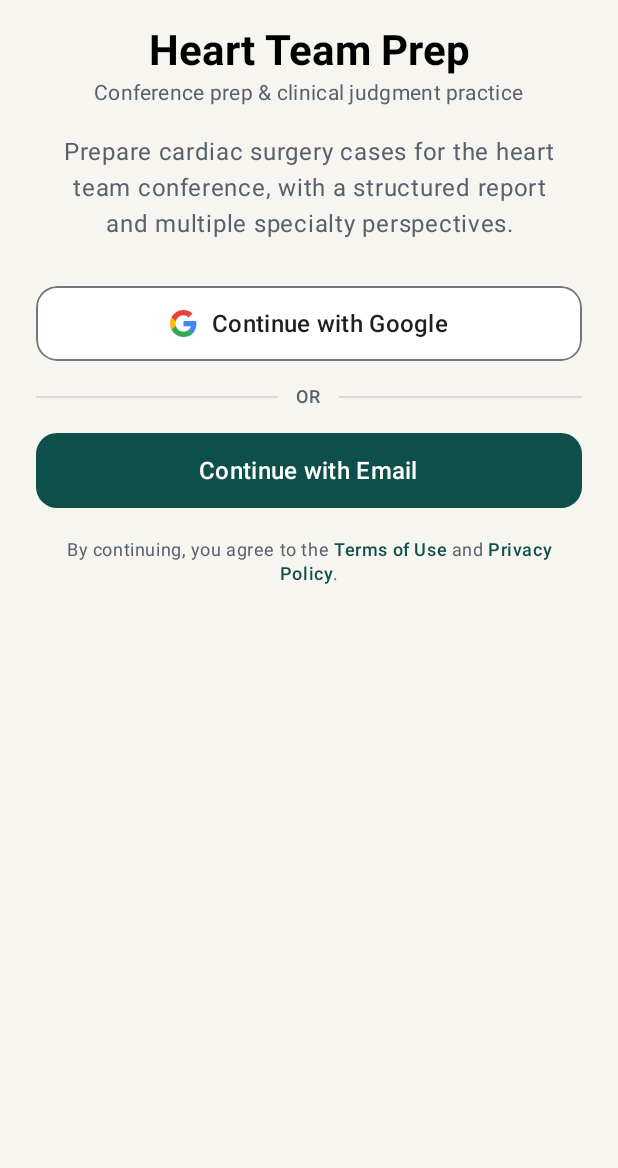
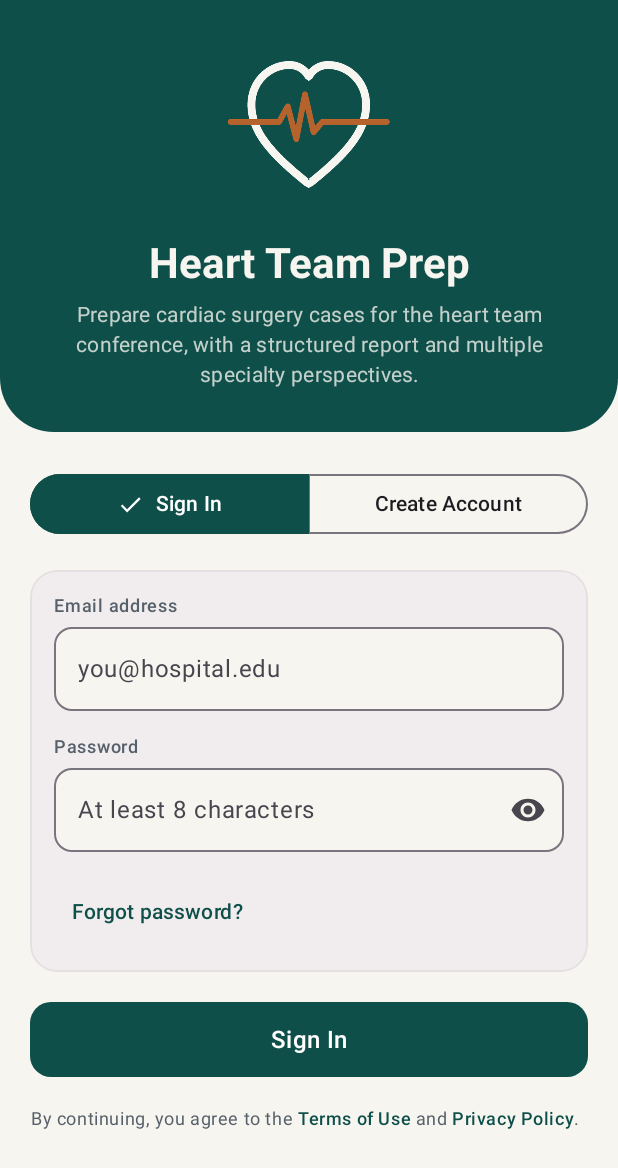
Before and after one commit to ebender001/CardiacSurgeryCopilot, an Android app built with Jetpack Compose: the @Preview function WelcomeScreenPreview, on a phone screen of 412 x 824 dp. Shown: the top 1168 px of the screen. Run offline under Robolectric (Android 15) with nearby library versions, the phone set to English and light mode, and no system bars; libraries missing offline, so code that uses them is left out: com.parse.

Commit message:
Remove Google sign-in and merge email auth into the Welcome screen
Android now supports email/password only. Drops the Credential Manager
dependencies, GoogleSignInService, the Google button/logo, and the
signInMethod field. WelcomeScreen now shows a teal hero (heart-pulse art
cropped from the iOS launch splash) above the Sign In / Create Account
form, replacing the "Continue with Email" intermediate step.

Co-Authored-By: Claude Sonnet 5.5 <noreply@anthropic.com>

```diff
--- a/android/HeartTeamPrep/app/build.gradle.kts
+++ b/android/HeartTeamPrep/app/build.gradle.kts
@@ -48,9 +48,6 @@ dependencies {
     implementation(libs.androidx.lifecycle.viewmodel.compose)
     implementation(libs.kotlinx.coroutines.android)
     implementation(libs.parse)
-    implementation(libs.androidx.credentials)
-    implementation(libs.androidx.credentials.play.services.auth)
-    implementation(libs.googleid)
     testImplementation(libs.junit)
     androidTestImplementation(platform(libs.androidx.compose.bom))
     androidTestImplementation(libs.androidx.compose.ui.test.junit4)
--- a/android/HeartTeamPrep/app/src/main/java/dev/benderapps/heartteamprep/service/AuthenticationService.kt
+++ b/android/HeartTeamPrep/app/src/main/java/dev/benderapps/heartteamprep/service/AuthenticationService.kt
@@ -20,7 +20,6 @@ interface AuthenticationService {
 
     suspend fun signUp(email: String, password: String): AuthenticatedUser
     suspend fun signIn(email: String, password: String): AuthenticatedUser
-    suspend fun signInWithGoogle(credential: GoogleSignInCredential): AuthenticatedUser
 
     /**
      * Always succeeds from the caller's point of view (matches Parse
--- a/android/HeartTeamPrep/app/src/main/java/dev/benderapps/heartteamprep/service/ParseAuthenticationService.kt
+++ b/android/HeartTeamPrep/app/src/main/java/dev/benderapps/heartteamprep/service/ParseAuthenticationService.kt
@@ -37,43 +37,6 @@ class ParseAuthenticationService : AuthenticationService {
         } catch (e: Exception) {
             throw AuthenticationServiceError.Network
         }
-
-    override suspend fun signInWithGoogle(credential: GoogleSignInCredential): AuthenticatedUser {
-        val authData = mapOf("id" to credential.id, "id_token" to credential.idToken)
-        return try {
-            val loggedIn = ParseUser.logInWithInBackground("google", authData).await()
-            var needsSave = false
-
-            // Parse Server already links repeat sign-ins by the identity
-            // baked into authData -- this field is an explicit, directly
-            // queryable record of the same id (the Android SDK doesn't
-            // expose authData for reads, unlike Parse-Swift), which is
-            // also what `toAuthenticatedUser` below uses to tell a
-            // Google-linked account apart from an email/password one.
-            if (loggedIn.getString(GOOGLE_USER_IDENTIFIER_KEY) != credential.id) {
-                loggedIn.put(GOOGLE_USER_IDENTIFIER_KEY, credential.id)
-                needsSave = true
-            }
-
-            // Parse Server's "google" adapter doesn't persist the email
-            // from the ID token onto the User itself -- persist it the one
-            // time it's missing rather than leaving it unset.
-            if (loggedIn.email == null && credential.email != null) {
-                loggedIn.email = credential.email
-                needsSave = true
-            }
-
-            if (needsSave) {
-                loggedIn.saveInBackground().await()
-            }
-
-            loggedIn.toAuthenticatedUser()
-        } catch (e: ParseException) {
-            throw map(e)
-        } catch (e: Exception) {
-            throw AuthenticationServiceError.Network
-        }
-    }
 
     override suspend fun sendPasswordReset(email: String) {
         try {
@@ -132,15 +95,8 @@ class ParseAuthenticationService : AuthenticationService {
     }
 }
 
-private const val GOOGLE_USER_IDENTIFIER_KEY = "googleUserIdentifier"
-
 private fun ParseUser.toAuthenticatedUser() = AuthenticatedUser(
     id = objectId ?: "",
     email = email,
-    isEmailVerified = getBoolean("emailVerified"),
-    signInMethod = if (getString(GOOGLE_USER_IDENTIFIER_KEY).isNullOrEmpty()) {
-        AuthenticatedUser.SignInMethod.EMAIL
-    } else {
-        AuthenticatedUser.SignInMethod.GOOGLE
-    }
+    isEmailVerified = getBoolean("emailVerified")
 )
--- a/android/HeartTeamPrep/app/src/main/java/dev/benderapps/heartteamprep/ui/auth/EmailAuthScreen.kt
+++ b/android/HeartTeamPrep/app/src/main/java/dev/benderapps/heartteamprep/ui/auth/EmailAuthScreen.kt
@@ -4,21 +4,13 @@ import androidx.compose.foundation.background
 import androidx.compose.foundation.border
 import androidx.compose.foundation.layout.Arrangement
 import androidx.compose.foundation.layout.Column
-import androidx.compose.foundation.layout.WindowInsets
-import androidx.compose.foundation.layout.fillMaxSize
 import androidx.compose.foundation.layout.fillMaxWidth
 import androidx.compose.foundation.layout.height
-import androidx.compose.foundation.layout.imePadding
 import androidx.compose.foundation.layout.padding
-import androidx.compose.foundation.layout.safeDrawing
-import androidx.compose.foundation.layout.windowInsetsPadding
-import androidx.compose.foundation.rememberScrollState
 import androidx.compose.foundation.shape.RoundedCornerShape
 import androidx.compose.foundation.text.KeyboardActions
 import androidx.compose.foundation.text.KeyboardOptions
-import androidx.compose.foundation.verticalScroll
 import androidx.compose.material.icons.Icons
-import androidx.compose.material.icons.filled.Close
 import androidx.compose.material.icons.filled.Visibility
 import androidx.compose.material.icons.filled.VisibilityOff
 import androidx.compose.material3.Button
@@ -30,14 +22,11 @@ import androidx.compose.material3.IconButton
 import androidx.compose.material3.MaterialTheme
 import androidx.compose.material3.OutlinedTextField
 import androidx.compose.material3.OutlinedTextFieldDefaults
-import androidx.compose.material3.Scaffold
 import androidx.compose.material3.SegmentedButtonDefaults
 import androidx.compose.material3.SingleChoiceSegmentedButtonRow
 import androidx.compose.material3.SegmentedButton
 import androidx.compose.material3.Text
 import androidx.compose.material3.TextButton
-import androidx.compose.material3.TopAppBar
-import androidx.compose.material3.TopAppBarDefaults
 import androidx.compose.runtime.Composable
 import androidx.compose.runtime.getValue
 import androidx.compose.runtime.mutableStateOf
@@ -45,6 +34,7 @@ import androidx.compose.runtime.remember
 import androidx.compose.runtime.setValue
 import androidx.compose.ui.Modifier
 import androidx.compose.ui.draw.clip
+import androidx.compose.ui.graphics.Color
 import androidx.compose.ui.focus.FocusRequester
 import androidx.compose.ui.focus.focusRequester
 import androidx.compose.ui.text.input.ImeAction
@@ -56,48 +46,23 @@ import androidx.compose.ui.window.Dialog
 import androidx.compose.ui.window.DialogProperties
 import dev.benderapps.heartteamprep.model.EmailAuthMode
 import dev.benderapps.heartteamprep.ui.theme.HeartTeamPrepColors
-import dev.benderapps.heartteamprep.ui.theme.HeartTeamPrepTheme
 import dev.benderapps.heartteamprep.ui.theme.heartTeamPrepColors
 import dev.benderapps.heartteamprep.viewmodel.AuthenticationViewModel
 
 /**
- * Presented from WelcomeScreen's "Continue with Email". A single screen
- * with a segmented Sign In / Create Account switch rather than two
- * separate screens, since the fields mostly overlap. Mirrors the iOS
- * client's `EmailAuthenticationView`.
+ * The Sign In / Create Account form, embedded directly in WelcomeScreen
+ * (no intermediate "Continue with Email" step). A single form with a
+ * segmented Sign In / Create Account switch rather than two separate
+ * screens, since the fields mostly overlap. Mirrors the iOS client's
+ * `EmailAuthenticationView`. Signing in flips `viewModel.state`, which
+ * AppRoot observes, so there's no completion callback to wire up.
  */
-@OptIn(ExperimentalMaterial3Api::class)
 @Composable
-fun EmailAuthScreen(viewModel: AuthenticationViewModel, onDismiss: () -> Unit) {
+fun EmailAuthForm(viewModel: AuthenticationViewModel, modifier: Modifier = Modifier) {
     val colors = heartTeamPrepColors()
     var isPresentingPasswordReset by remember { mutableStateOf(false) }
 
-    Scaffold(
-        modifier = Modifier
-            .fillMaxSize()
-            .windowInsetsPadding(WindowInsets.safeDrawing),
-        containerColor = colors.warmBackground,
-        topBar = {
-            TopAppBar(
-                title = { Text(if (viewModel.emailMode == EmailAuthMode.SIGN_IN) "Sign In" else "Create Account") },
-                navigationIcon = {
-                    IconButton(onClick = onDismiss) {
-                        Icon(Icons.Filled.Close, contentDescription = "Cancel")
-                    }
-                },
-                colors = TopAppBarDefaults.topAppBarColors(containerColor = colors.warmBackground)
-            )
-        }
-    ) { innerPadding ->
-        Column(
-            modifier = Modifier
-                .fillMaxSize()
-                .padding(innerPadding)
-                .verticalScroll(rememberScrollState())
-                .imePadding()
-                .padding(20.dp),
-            verticalArrangement = Arrangement.spacedBy(20.dp)
-        ) {
+    Column(modifier = modifier, verticalArrangement = Arrangement.spacedBy(20.dp)) {
         ModePicker(viewModel)
         FormCard(viewModel, colors) {
             viewModel.resetPasswordResetForm()
@@ -109,8 +74,7 @@ fun EmailAuthScreen(viewModel: AuthenticationViewModel, onDismiss: () -> Unit) {
             Text(message, style = MaterialTheme.typography.bodySmall, color = MaterialTheme.colorScheme.error)
         }
 
-            SubmitButton(viewModel, colors, onDismiss)
-        }
+        SubmitButton(viewModel, colors)
     }
 
     if (isPresentingPasswordReset) {
@@ -126,6 +90,12 @@ fun EmailAuthScreen(viewModel: AuthenticationViewModel, onDismiss: () -> Unit) {
 @OptIn(ExperimentalMaterial3Api::class)
 @Composable
 private fun ModePicker(viewModel: AuthenticationViewModel) {
+    val colors = heartTeamPrepColors()
+    val segmentColors = SegmentedButtonDefaults.colors(
+        activeContainerColor = colors.primary,
+        activeContentColor = Color.White,
+        activeBorderColor = colors.primary
+    )
     SingleChoiceSegmentedButtonRow(modifier = Modifier.fillMaxWidth()) {
         SegmentedButton(
             selected = viewModel.emailMode == EmailAuthMode.SIGN_IN,
@@ -133,7 +103,8 @@ private fun ModePicker(viewModel: AuthenticationViewModel) {
                 viewModel.emailMode = EmailAuthMode.SIGN_IN
                 viewModel.resetEmailForm()
             },
-            shape = SegmentedButtonDefaults.itemShape(index = 0, count = 2)
+            shape = SegmentedButtonDefaults.itemShape(index = 0, count = 2),
+            colors = segmentColors
         ) { Text("Sign In") }
         SegmentedButton(
             selected = viewModel.emailMode == EmailAuthMode.CREATE_ACCOUNT,
@@ -141,7 +112,8 @@ private fun ModePicker(viewModel: AuthenticationViewModel) {
                 viewModel.emailMode = EmailAuthMode.CREATE_ACCOUNT
                 viewModel.resetEmailForm()
             },
-            shape = SegmentedButtonDefaults.itemShape(index = 1, count = 2)
+            shape = SegmentedButtonDefaults.itemShape(index = 1, count = 2),
+            colors = segmentColors
         ) { Text("Create Account") }
     }
 }
@@ -259,9 +231,9 @@ private fun fieldColors() = OutlinedTextFieldDefaults.colors(
 )
 
 @Composable
-private fun SubmitButton(viewModel: AuthenticationViewModel, colors: HeartTeamPrepColors, onSignedIn: () -> Unit) {
+private fun SubmitButton(viewModel: AuthenticationViewModel, colors: HeartTeamPrepColors) {
     Button(
-        onClick = { viewModel.submitEmailForm(onSignedIn) },
+        onClick = { viewModel.submitEmailForm {} },
         enabled = !viewModel.isSubmittingEmailForm,
         modifier = Modifier
             .fillMaxWidth()
@@ -270,7 +242,7 @@ private fun SubmitButton(viewModel: AuthenticationViewModel, colors: HeartTeamPr
         colors = ButtonDefaults.buttonColors(containerColor = colors.primary)
     ) {
         if (viewModel.isSubmittingEmailForm) {
-            CircularProgressIndicator(modifier = Modifier.height(20.dp), color = androidx.compose.ui.graphics.Color.White, strokeWidth = 2.dp)
+            CircularProgressIndicator(modifier = Modifier.height(20.dp), color = Color.White, strokeWidth = 2.dp)
         } else {
             Text(
                 if (viewModel.emailMode == EmailAuthMode.SIGN_IN) "Sign In" else "Create Account",
@@ -279,11 +251,3 @@ private fun SubmitButton(viewModel: AuthenticationViewModel, colors: HeartTeamPr
         }
     }
 }
-
-@androidx.compose.ui.tooling.preview.Preview(showBackground = true)
-@Composable
-private fun EmailAuthScreenPreview() {
-    HeartTeamPrepTheme {
-        EmailAuthScreen(viewModel = AuthenticationViewModel(), onDismiss = {})
-    }
-}
--- a/android/HeartTeamPrep/app/src/main/java/dev/benderapps/heartteamprep/ui/auth/WelcomeScreen.kt
+++ b/android/HeartTeamPrep/app/src/main/java/dev/benderapps/heartteamprep/ui/auth/WelcomeScreen.kt
@@ -2,41 +2,28 @@ package dev.benderapps.heartteamprep.ui.auth
 
 import androidx.compose.foundation.Image
 import androidx.compose.foundation.background
-import androidx.compose.foundation.border
-import androidx.compose.foundation.clickable
-import androidx.compose.foundation.isSystemInDarkTheme
 import androidx.compose.foundation.layout.Arrangement
 import androidx.compose.foundation.layout.Box
 import androidx.compose.foundation.layout.Column
-import androidx.compose.foundation.layout.Row
 import androidx.compose.foundation.layout.Spacer
-import androidx.compose.foundation.layout.WindowInsets
 import androidx.compose.foundation.layout.fillMaxSize
 import androidx.compose.foundation.layout.fillMaxWidth
 import androidx.compose.foundation.layout.height
+import androidx.compose.foundation.layout.imePadding
+import androidx.compose.foundation.layout.navigationBarsPadding
 import androidx.compose.foundation.layout.padding
-import androidx.compose.foundation.layout.safeDrawing
-import androidx.compose.foundation.layout.width
-import androidx.compose.foundation.layout.windowInsetsPadding
+import androidx.compose.foundation.layout.size
+import androidx.compose.foundation.layout.statusBarsPadding
 import androidx.compose.foundation.rememberScrollState
 import androidx.compose.foundation.shape.RoundedCornerShape
 import androidx.compose.foundation.verticalScroll
-import androidx.compose.material3.Button
-import androidx.compose.material3.ButtonDefaults
-import androidx.compose.material3.CircularProgressIndicator
 import androidx.compose.material3.MaterialTheme
 import androidx.compose.material3.Text
 import androidx.compose.runtime.Composable
-import androidx.compose.runtime.getValue
-import androidx.compose.runtime.mutableStateOf
-import androidx.compose.runtime.remember
-import androidx.compose.runtime.setValue
 import androidx.compose.ui.Alignment
 import androidx.compose.ui.Modifier
 import androidx.compose.ui.draw.clip
 import androidx.compose.ui.graphics.Color
-import androidx.compose.ui.layout.ContentScale
-import androidx.compose.ui.platform.LocalContext
 import androidx.compose.ui.res.painterResource
 import androidx.compose.ui.text.LinkAnnotation
 import androidx.compose.ui.text.SpanStyle
@@ -48,8 +35,6 @@ import androidx.compose.ui.text.withLink
 import androidx.compose.ui.tooling.preview.Preview
 import androidx.compose.ui.unit.dp
 import androidx.compose.ui.unit.sp
-import androidx.compose.ui.window.Dialog
-import androidx.compose.ui.window.DialogProperties
 import dev.benderapps.heartteamprep.LegalLinks
 import dev.benderapps.heartteamprep.R
 import dev.benderapps.heartteamprep.ui.theme.HeartTeamPrepColors
@@ -57,179 +42,79 @@ import dev.benderapps.heartteamprep.ui.theme.HeartTeamPrepTheme
 import dev.benderapps.heartteamprep.ui.theme.heartTeamPrepColors
 import dev.benderapps.heartteamprep.viewmodel.AuthenticationViewModel
 
+// Fixed brand teal / cream (not theme-adaptive): the hero art is a flat
+// teal image, so the panel around it must match in light and dark mode,
+// the same way the iOS launch splash does.
+private val HeroTeal = Color(0xFF0E4F49)
+private val HeroCream = Color(0xFFF7F5F0)
+
 /**
- * Shown when there's no signed-in user (see AppRoot). "Continue with
- * Google" uses Credential Manager, which owns presenting the system
- * account picker itself -- this screen only forwards the resulting
- * credential to the view model, never touching Credential Manager or
- * Parse APIs directly.
+ * Shown when there's no signed-in user (see AppRoot). A teal hero with the
+ * app's heart-pulse artwork sits above the Sign In / Create Account form
+ * (EmailAuthForm); email is the only sign-in method, so there's no
+ * intermediate chooser screen.
  */
 @Composable
 fun WelcomeScreen(viewModel: AuthenticationViewModel) {
     val colors = heartTeamPrepColors()
-    var isPresentingEmailAuth by remember { mutableStateOf(false) }
 
     Column(
         modifier = Modifier
             .fillMaxSize()
             .background(colors.warmBackground)
-            .windowInsetsPadding(WindowInsets.safeDrawing)
             .verticalScroll(rememberScrollState())
-            .padding(horizontal = 24.dp),
-        horizontalAlignment = Alignment.CenterHorizontally
+            .imePadding()
     ) {
-        Spacer(Modifier.height(16.dp))
+        Hero()
 
-        Header(colors)
-
-        Spacer(Modifier.height(20.dp))
-
-        Text(
-            text = "Prepare cardiac surgery cases for the heart team conference, with a structured report and multiple specialty perspectives.",
-            style = MaterialTheme.typography.bodyLarge,
-            color = colors.slateText,
-            textAlign = TextAlign.Center,
-            modifier = Modifier.padding(horizontal = 12.dp)
-        )
-
-        Spacer(Modifier.height(32.dp))
-
-        Actions(
-            viewModel = viewModel,
-            colors = colors,
-            onContinueWithEmail = {
-                viewModel.resetEmailForm()
-                isPresentingEmailAuth = true
-            }
-        )
-
-        LegalAgreementText(colors)
-
-        Spacer(Modifier.height(32.dp))
-    }
-
-    if (isPresentingEmailAuth) {
-        Dialog(
-            onDismissRequest = { isPresentingEmailAuth = false },
-            properties = DialogProperties(usePlatformDefaultWidth = false)
+        Column(
+            modifier = Modifier
+                .navigationBarsPadding()
+                .padding(horizontal = 20.dp)
         ) {
-            EmailAuthScreen(viewModel = viewModel, onDismiss = { isPresentingEmailAuth = false })
+            Spacer(Modifier.height(24.dp))
+            EmailAuthForm(viewModel)
+            LegalAgreementText(colors)
+            Spacer(Modifier.height(24.dp))
         }
     }
 }
 
 @Composable
-private fun Header(colors: HeartTeamPrepColors) {
-    Column(horizontalAlignment = Alignment.CenterHorizontally) {
-        Text(
-            text = "Heart Team Prep",
-            style = MaterialTheme.typography.headlineMedium.copy(fontWeight = FontWeight.Bold),
-            textAlign = TextAlign.Center
-        )
-        Text(
-            text = "Conference prep & clinical judgment practice",
-            style = MaterialTheme.typography.bodyMedium,
-            color = colors.slateText
-        )
-    }
-}
-
-@Composable
-private fun Actions(
-    viewModel: AuthenticationViewModel,
-    colors: HeartTeamPrepColors,
-    onContinueWithEmail: () -> Unit
-) {
-    val context = LocalContext.current
-
-    Column(
-        horizontalAlignment = Alignment.CenterHorizontally,
-        verticalArrangement = Arrangement.spacedBy(16.dp),
-        modifier = Modifier.fillMaxWidth()
+private fun Hero() {
+    Box(
+        modifier = Modifier
+            .fillMaxWidth()
+            .clip(RoundedCornerShape(bottomStart = 36.dp, bottomEnd = 36.dp))
+            .background(HeroTeal)
     ) {
-        GoogleSignInButton(
-            isInProgress = viewModel.isGoogleSignInInProgress,
-            onClick = { viewModel.signInWithGoogle(context) }
-        )
-
-        viewModel.googleSignInErrorMessage?.let { message ->
+        Column(
+            modifier = Modifier
+                .fillMaxWidth()
+                .statusBarsPadding()
+                .padding(start = 28.dp, end = 28.dp, top = 8.dp, bottom = 28.dp),
+            horizontalAlignment = Alignment.CenterHorizontally
+        ) {
+            Image(
+                painter = painterResource(R.drawable.pulse_heart),
+                contentDescription = null,
+                modifier = Modifier.size(150.dp)
+            )
             Text(
-                text = message,
-                style = MaterialTheme.typography.bodySmall,
-                color = MaterialTheme.colorScheme.error,
+                text = "Heart Team Prep",
+                style = MaterialTheme.typography.headlineMedium.copy(fontWeight = FontWeight.Bold),
+                color = HeroCream,
+                textAlign = TextAlign.Center
+            )
+            Spacer(Modifier.height(6.dp))
+            Text(
+                text = "Prepare cardiac surgery cases for the heart team conference, with a structured report and multiple specialty perspectives.",
+                style = MaterialTheme.typography.bodyMedium,
+                color = HeroCream.copy(alpha = 0.78f),
                 textAlign = TextAlign.Center
             )
         }
-
-        OrDivider(colors)
-
-        Button(
-            onClick = onContinueWithEmail,
-            modifier = Modifier
-                .fillMaxWidth()
-                .height(50.dp),
-            shape = RoundedCornerShape(14.dp),
-            colors = ButtonDefaults.buttonColors(containerColor = colors.primary)
-        ) {
-            Text("Continue with Email", style = MaterialTheme.typography.titleMedium)
-        }
     }
-}
-
-/** Styled per Google's Sign in with Google branding guidelines (light/dark button variants). */
-@Composable
-private fun GoogleSignInButton(isInProgress: Boolean, onClick: () -> Unit) {
-    val isDark = isSystemInDarkTheme()
-    val background = if (isDark) Color(0xFF131314) else Color.White
-    val border = if (isDark) Color(0xFF8E918F) else Color(0xFF747775)
-    val textColor = if (isDark) Color(0xFFE3E3E3) else Color(0xFF1F1F1F)
-
-    Row(
-        modifier = Modifier
-            .fillMaxWidth()
-            .height(50.dp)
-            .clip(RoundedCornerShape(14.dp))
-            .background(background)
-            .border(1.dp, border, RoundedCornerShape(14.dp))
-            .clickable(enabled = !isInProgress, onClick = onClick),
-        horizontalArrangement = Arrangement.Center,
-        verticalAlignment = Alignment.CenterVertically
-    ) {
-        if (isInProgress) {
-            CircularProgressIndicator(modifier = Modifier.height(20.dp), color = textColor, strokeWidth = 2.dp)
-        } else {
-            Image(
-                painter = painterResource(R.drawable.ic_google_logo),
-                contentDescription = null,
-                modifier = Modifier.height(18.dp),
-                contentScale = ContentScale.Fit
-            )
-            Spacer(Modifier.width(10.dp))
-            Text(text = "Continue with Google", color = textColor, style = MaterialTheme.typography.titleMedium)
-        }
-    }
-}
-
-@Composable
-private fun OrDivider(colors: HeartTeamPrepColors) {
-    Row(
-        modifier = Modifier.fillMaxWidth(),
-        verticalAlignment = Alignment.CenterVertically,
-        horizontalArrangement = Arrangement.spacedBy(12.dp)
-    ) {
-        DividerLine(Modifier.weight(1f))
-        Text("OR", style = MaterialTheme.typography.labelMedium, color = colors.slateText)
-        DividerLine(Modifier.weight(1f))
-    }
-}
-
-@Composable
-private fun DividerLine(modifier: Modifier = Modifier) {
-    Box(
-        modifier = modifier
-            .height(1.dp)
-            .background(MaterialTheme.colorScheme.onBackground.copy(alpha = 0.12f))
-    )
 }
 
 @Composable
--- a/android/HeartTeamPrep/app/src/main/res/drawable/ic_google_logo.xml
+++ /dev/null
@@ -1,18 +0,0 @@
-<vector xmlns:android="http://schemas.android.com/apk/res/android"
-    android:width="18dp"
-    android:height="18dp"
-    android:viewportWidth="18"
-    android:viewportHeight="18">
-    <path
-        android:fillColor="#4285F4"
-        android:pathData="M17.64,9.2045c0,-0.6382 -0.0573,-1.2518 -0.1636,-1.8409H9v3.4818h4.8436c-0.2086,1.125 -0.8427,2.0782 -1.7964,2.7164v2.2582h2.9082c1.7018,-1.5668 2.6845,-3.8741 2.6845,-6.6155Z" />
-    <path
-        android:fillColor="#34A853"
-        android:pathData="M9,18c2.43,0 4.4673,-0.8059 5.9564,-2.1818l-2.9082,-2.2582c-0.8059,0.54 -1.8368,0.8591 -3.0482,0.8591 -2.3441,0 -4.3282,-1.5832 -5.0364,-3.7105H0.9573v2.3318C2.4382,15.9832 5.4818,18 9,18Z" />
-    <path
-        android:fillColor="#FBBC05"
-        android:pathData="M3.9636,10.71c-0.18,-0.54 -0.2818,-1.1168 -0.2818,-1.71c0,-0.5932 0.1018,-1.17 0.2818,-1.71V4.9582H0.9573C0.3477,6.1732 0,7.5477 0,9c0,1.4523 0.3477,2.8268 0.9573,4.0418L3.9636,10.71Z" />
-    <path
-        android:fillColor="#EA4335"
-        android:pathData="M9,3.5727c1.3214,0 2.5077,0.4541 3.4405,1.3459l2.5818,-2.5818C13.4632,0.8918 11.43,0 9,0 5.4818,0 2.4382,2.0168 0.9573,4.9582L3.9636,7.29C4.6718,5.1627 6.6559,3.5727 9,3.5727Z" />
-</vector>
--- a/android/HeartTeamPrep/gradle/libs.versions.toml
+++ b/android/HeartTeamPrep/gradle/libs.versions.toml
@@ -10,16 +10,11 @@ kotlin = "2.2.10"
 composeBom = "2026.02.01"
 parse = "4.4.0"
 lifecycleViewmodelCompose = "2.9.4"
-credentials = "1.5.0"
-googleid = "1.2.0"
 kotlinxCoroutines = "1.10.2"
 
 [libraries]
 androidx-lifecycle-viewmodel-compose = { group = "androidx.lifecycle", name = "lifecycle-viewmodel-compose", version.ref = "lifecycleViewmodelCompose" }
 kotlinx-coroutines-android = { group = "org.jetbrains.kotlinx", name = "kotlinx-coroutines-android", version.ref = "kotlinxCoroutines" }
-androidx-credentials = { group = "androidx.credentials", name = "credentials", version.ref = "credentials" }
-androidx-credentials-play-services-auth = { group = "androidx.credentials", name = "credentials-play-services-auth", version.ref = "credentials" }
-googleid = { group = "com.google.android.libraries.identity.googleid", name = "googleid", version.ref = "googleid" }
 androidx-core-ktx = { group = "androidx.core", name = "core-ktx", version.ref = "coreKtx" }
 junit = { group = "junit", name = "junit", version.ref = "junit" }
 androidx-junit = { group = "androidx.test.ext", name = "junit", version.ref = "junitVersion" }
```
Also changed, not shown: android/HeartTeamPrep/app/src/main/java/dev/benderapps/heartteamprep/BackendConfig.kt (+0 -9 lines), android/HeartTeamPrep/app/src/main/java/dev/benderapps/heartteamprep/model/AuthenticationState.kt (+2 -5 lines), android/HeartTeamPrep/app/src/main/java/dev/benderapps/heartteamprep/service/GoogleSignInService.kt (deleted, +0 -82 lines), android/HeartTeamPrep/app/src/main/java/dev/benderapps/heartteamprep/viewmodel/AuthenticationViewModel.kt (+2 -35 lines), android/HeartTeamPrep/app/src/main/res/drawable-nodpi/pulse_heart.png (added). Lines whose indentation alone changed are shown as unchanged.
